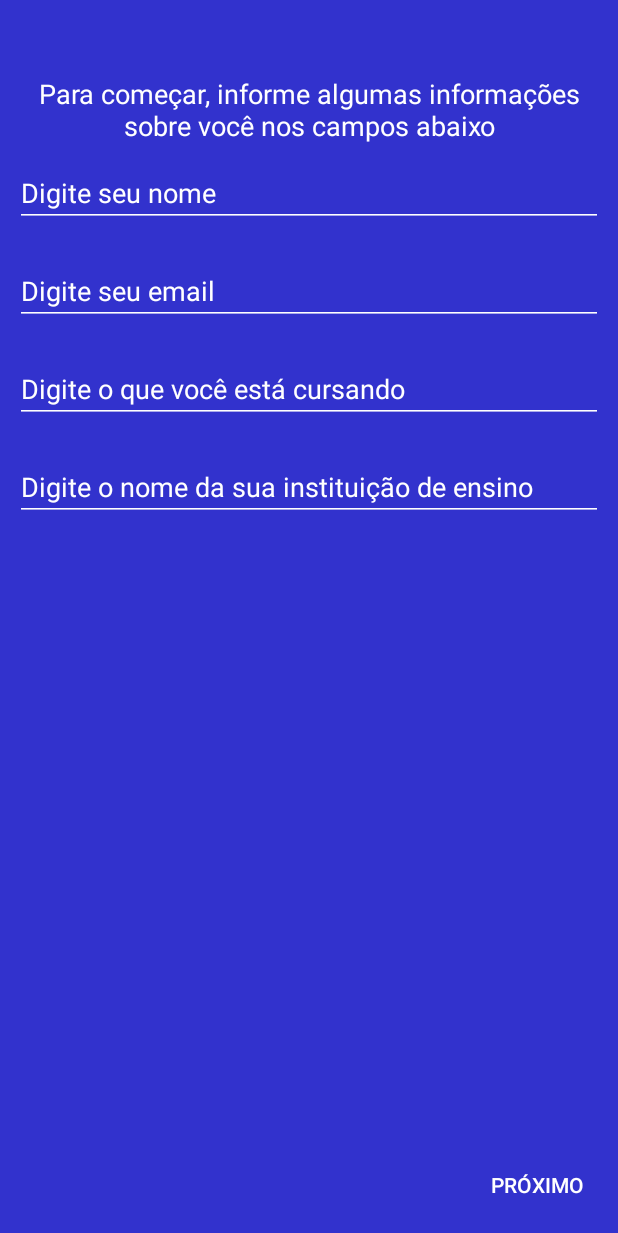
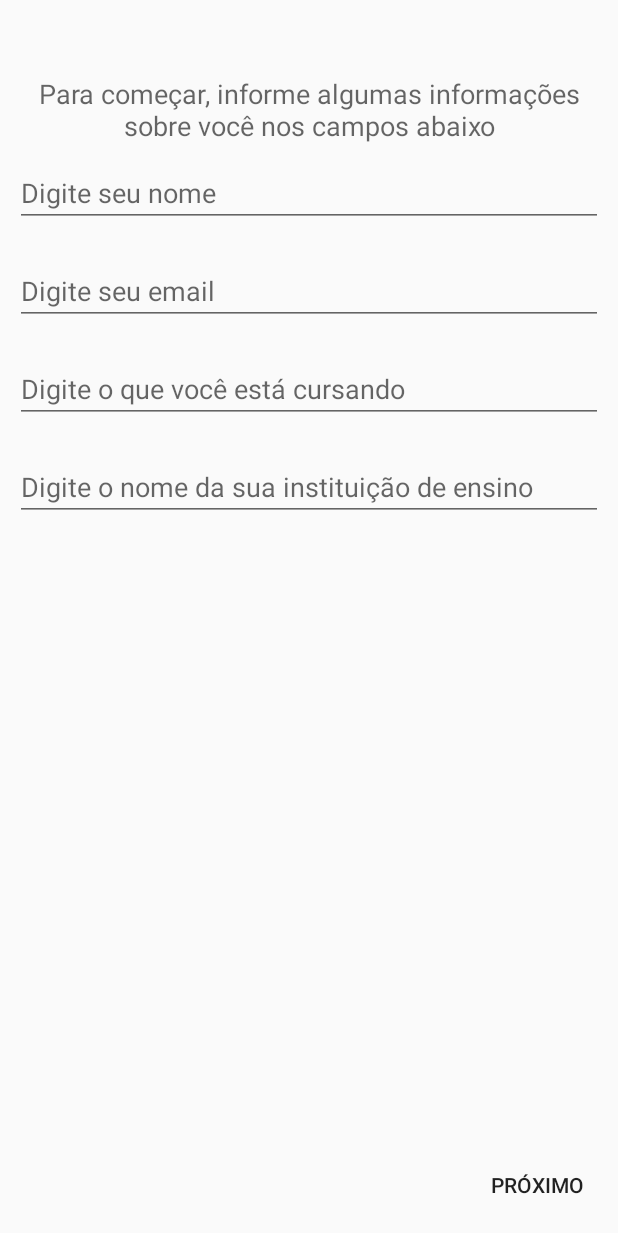
Before and after one commit to EduardoZortea18/SafeBeta, an Android app: the screen it shows after launch (MainTutorial), after a tap on "VAMOS LÁ", on a phone screen of 412 x 824 dp. Shown: the top 1233 px of the screen. Run offline under Robolectric (Android 15) with nearby library versions, the phone set to English and light mode, and no system bars; our stand-ins replace CircleImageView.

Commit message:
Tela de tutorial pronta. 2.0

```diff
--- a/app/src/main/java/com/example/safe_v02/MainActivity.java
+++ b/app/src/main/java/com/example/safe_v02/MainActivity.java
@@ -240,7 +240,6 @@ public class MainActivity extends AppCompatActivity implements NavigationView.On
         if(primeiroUso==true){
             Intent ger_conta = new Intent(MainActivity.this, MainTutorial.class);
             startActivity(ger_conta);
-            sharedPreferences.edit().putBoolean("primeiroUso",false).apply();
         }
     }
 
--- a/app/src/main/java/com/example/safe_v02/Tutorial/MainTutorial.java
+++ b/app/src/main/java/com/example/safe_v02/Tutorial/MainTutorial.java
@@ -24,9 +24,5 @@ int cont=0;
                 .replace(R.id.container_tutorial, new BoasVindas()).commit();
     }
 
-    public  void finalizar(){
-        finish();
-    }
-
 
 }
--- a/app/src/main/java/com/example/safe_v02/Tutorial/Tutorial1.java
+++ b/app/src/main/java/com/example/safe_v02/Tutorial/Tutorial1.java
@@ -50,7 +50,4 @@ public class Tutorial1 extends Fragment {
         });
         return view;
     }
-
-
-
 }
--- a/app/src/main/java/com/example/safe_v02/Tutorial/Tutorial3.java
+++ b/app/src/main/java/com/example/safe_v02/Tutorial/Tutorial3.java
@@ -1,6 +1,8 @@
 package com.example.safe_v02.Tutorial;
 
+import android.content.Context;
 import android.content.Intent;
+import android.content.SharedPreferences;
 import android.os.Bundle;
 
 import androidx.fragment.app.Fragment;
@@ -23,7 +25,10 @@ public class Tutorial3 extends Fragment {
         btnTutorial3.setOnClickListener(new View.OnClickListener() {
             @Override
             public void onClick(View v) {
+                SharedPreferences sharedPreferences = getActivity().getApplicationContext().getSharedPreferences("com.example.safe_v02", Context.MODE_PRIVATE);
+                sharedPreferences.edit().putBoolean("primeiroUso",false).apply();
                 getActivity().finish();
+
             }
         });
         return view;
--- a/app/src/main/res/layout/activity_tutorial.xml
+++ b/app/src/main/res/layout/activity_tutorial.xml
@@ -4,8 +4,7 @@
     xmlns:tools="http://schemas.android.com/tools"
     android:layout_width="match_parent"
     android:layout_height="match_parent"
-    tools:context=".Tutorial.MainTutorial"
-    android:background="@color/AzulMedio">
+    tools:context=".Tutorial.MainTutorial">
 
     <FrameLayout
         android:id="@+id/container_tutorial"
--- a/app/src/main/res/layout/fragment_tutorial1.xml
+++ b/app/src/main/res/layout/fragment_tutorial1.xml
@@ -3,15 +3,13 @@
     xmlns:tools="http://schemas.android.com/tools"
     android:layout_width="match_parent"
     android:layout_height="match_parent"
-    tools:context=".Tutorial.Tutorial1"
-    android:background="@color/AzulMedio">
+    tools:context=".Tutorial.Tutorial1">
 
     <TextView
         android:id="@+id/txtTutorial1"
         android:layout_width="wrap_content"
         android:layout_height="wrap_content"
         android:layout_centerHorizontal="true"
-        android:textColor="@color/Branco"
         android:textAppearance="@style/TextAppearance.AppCompat.Medium"
         android:textAlignment="center"
         android:layout_marginLeft="10dp"
@@ -26,10 +24,6 @@
         android:id="@+id/txtTutorialNome"
         android:inputType="text"
         android:hint="Digite seu nome"
-        android:foregroundTint="@color/Branco"
-        android:textColorHint="@color/Branco"
-        android:backgroundTint="@color/Branco"
-        android:textColor="@color/Branco"
         android:layout_below="@id/txtTutorial1"
         android:layout_margin="10dp"/>
 
@@ -39,10 +33,6 @@
         android:id="@+id/txtTutorialEmail"
         android:inputType="textEmailAddress"
         android:hint="Digite seu email"
-        android:foregroundTint="@color/Branco"
-        android:textColorHint="@color/Branco"
-        android:backgroundTint="@color/Branco"
-        android:textColor="@color/Branco"
         android:layout_below="@id/txtTutorialNome"
         android:layout_margin="10dp"/>
 
@@ -52,10 +42,6 @@
         android:id="@+id/txtTutorialCurso"
         android:inputType="text"
         android:hint="Digite o que você está cursando"
-        android:foregroundTint="@color/Branco"
-        android:textColorHint="@color/Branco"
-        android:backgroundTint="@color/Branco"
-        android:textColor="@color/Branco"
         android:layout_below="@id/txtTutorialEmail"
         android:layout_margin="10dp"/>
 
@@ -65,10 +51,6 @@
         android:id="@+id/txtTutorialInstituicao"
         android:inputType="text"
         android:hint="Digite o nome da sua instituição de ensino"
-        android:foregroundTint="@color/Branco"
-        android:textColorHint="@color/Branco"
-        android:backgroundTint="@color/Branco"
-        android:textColor="@color/Branco"
         android:layout_below="@id/txtTutorialCurso"
         android:layout_margin="10dp"/>
 
@@ -82,5 +64,5 @@
         android:layout_marginRight="10dp"
         android:layout_marginBottom="10dp"
         android:text="Próximo"
-        android:textColor="@color/Branco"/>
+        />
 </RelativeLayout>
```
Also changed, not shown: app/src/main/res/layout/fragment_boas_vindas.xml (+3 -7 lines), app/src/main/res/layout/fragment_tutorial2.xml (+2 -14 lines), app/src/main/res/layout/fragment_tutorial3.xml (+2 -6 lines).
